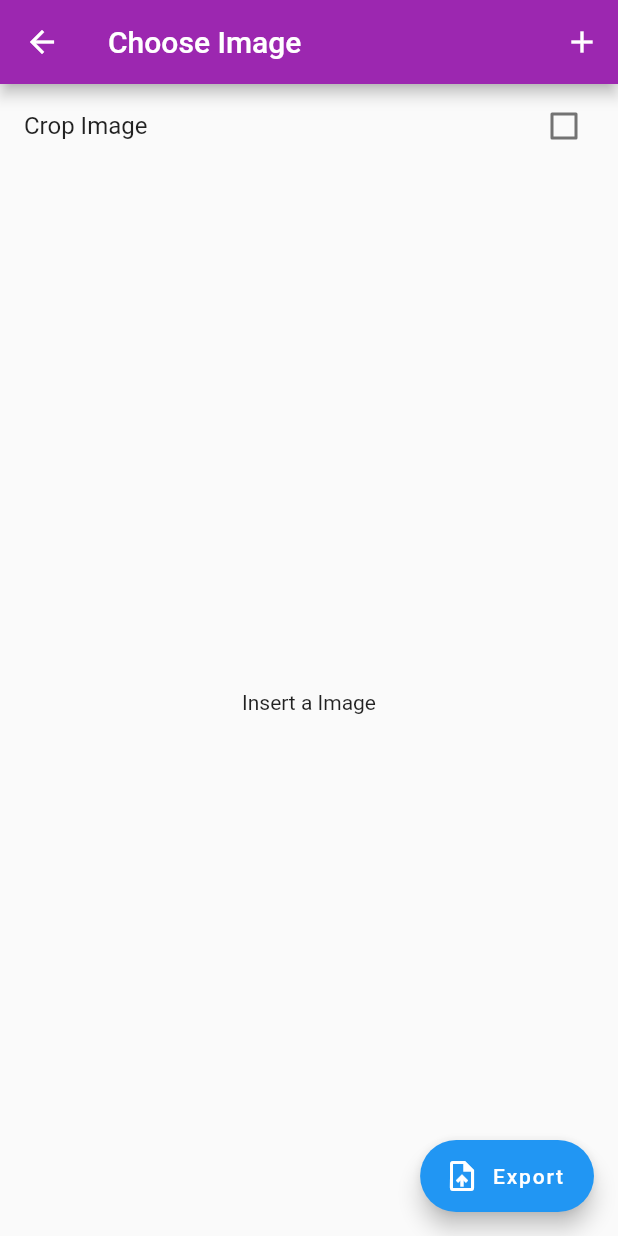
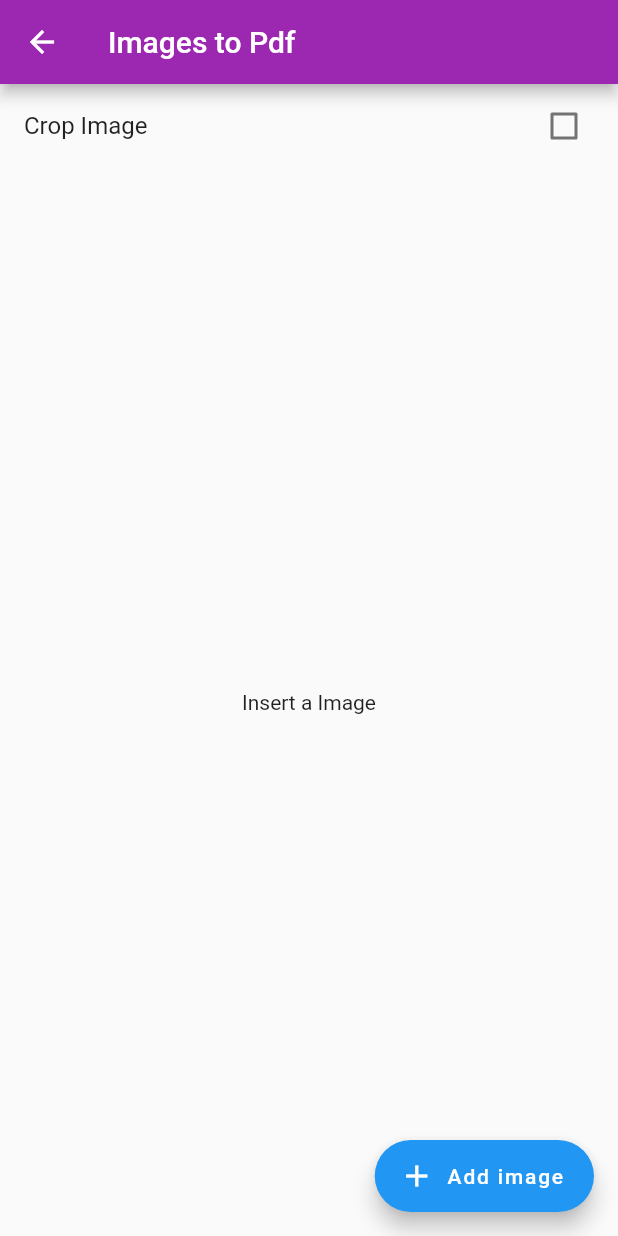
Before and after one commit to askbuddie/easy-scan, a Flutter app: the ImageToPdf screen opened directly, on a phone screen of 412 x 824 dp. Run offline on Flutter 3.47's test engine with Material 2 defaults, Android fonts, the phone set to English and light mode, and no system bars; our stand-ins replace image_cropper, image_picker, pdf, permission_handler.

Commit message:
Images to pdf page made better

```diff
--- a/lib/screens/home_screen.dart
+++ b/lib/screens/home_screen.dart
@@ -31,7 +31,7 @@ class _HomeScreenState extends State<HomeScreen> {
               context, MaterialPageRoute(builder: (_) => ImageToPdf())),
           iconData: Icons.picture_as_pdf_outlined,
           color: Colors.green,
-          text: 'Scan and convert',
+          text: 'Images to Pdf',
         ),
         // This widget is needed to be implemented for recent projects
         // Expanded(
--- a/lib/screens/images_to_pdf.dart
+++ b/lib/screens/images_to_pdf.dart
@@ -32,35 +32,30 @@ class _ImageToPdfState extends State<ImageToPdf> {
   @override
   Widget build(BuildContext context) {
     return Scaffold(
-      floatingActionButton: FloatingActionButton.extended(
-        onPressed: () {
-          (_images.isNotEmpty)
-              ? exportPdf(_images)
-              : showDialog(
-                  context: context,
-                  builder: (BuildContext context) {
-                    return SimpleDialog(
-                      title: const Text("Please select some images first."),
-                      children: [
-                        SimpleDialogOption(
-                          onPressed: () {
-                            Navigator.of(context).pop();
-                          },
-                          child: const Text("OK"),
-                        )
-                      ],
-                    );
-                  });
-        },
-        icon: const Icon(Icons.upload_file),
-        label: const Text('Export'),
+      floatingActionButton: Row(
+        mainAxisAlignment: MainAxisAlignment.end,
+        children: [
+          if (_images.isNotEmpty)
+            Padding(
+              padding: const EdgeInsets.symmetric(horizontal: 4),
+              child: FloatingActionButton.extended(
+                heroTag: 'export',
+                onPressed: () => exportPdf(_images),
+                icon: const Icon(Icons.upload_file),
+                label: const Text('Export'),
+                backgroundColor: Colors.green,
+              ),
+            ),
+          FloatingActionButton.extended(
+            heroTag: 'addimg',
+            onPressed: getImageFromGallery,
+            icon: const Icon(Icons.add),
+            label: const Text('Add image'),
+          ),
+        ],
       ),
       appBar: AppBar(
-        title: const Text('Choose Image'),
-        actions: [
-          IconButton(
-              icon: const Icon(Icons.add), onPressed: getImageFromGallery)
-        ],
+        title: const Text('Images to Pdf'),
       ),
       body: Column(
         children: [
```
